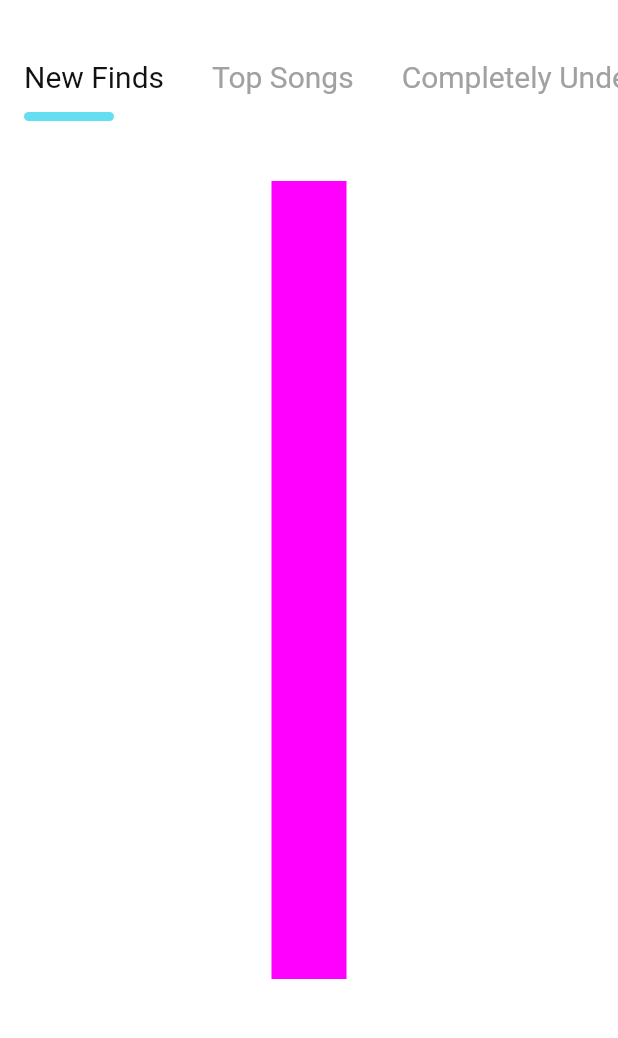
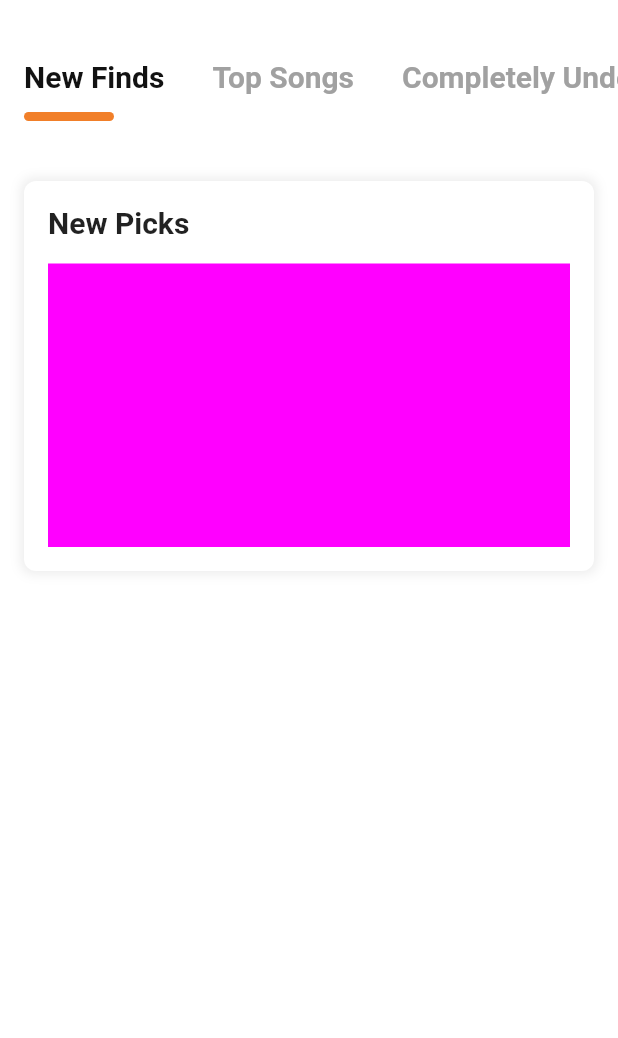
Before and after one commit to jah01/Sound-Selections, a Flutter app: the screen it shows after launch, on a phone screen of 412 x 824 dp, the part 47-1085 px from its top. Run offline on Flutter 3.47's test engine with Material 2 defaults, Android fonts, the phone set to English and light mode, and no system bars; our stand-ins replace carousel_slider.

Commit message:
Create first section (New Picks) card.

```diff
--- a/lib/data/categories.dart
+++ b/lib/data/categories.dart
@@ -16,3 +16,7 @@ void populateAll() {
     }
   }
 }
+
+List<Music> getAtIndex(int index) {
+  return sortedCategories[index];
+}
--- a/lib/defaults.dart
+++ b/lib/defaults.dart
@@ -1,7 +1,7 @@
 import 'package:flutter/material.dart';
 
-const secondaryColor = Color(0xff65def1);
-const thirdColor = Color(0xfff17f29);
+const secondaryColor = Color(0xfff17f29);
+const thirdColor = Color(0xff65def1);
 const textColor = Color(0xff121212);
 const textLightColor = Color(0xffa1a1a1);
 
@@ -12,3 +12,16 @@ const defaultShadow = BoxShadow(
   blurRadius: 4,
   color: textColor,
 );
+
+final defaultDecoration = BoxDecoration(
+  color: Colors.white,
+  borderRadius: BorderRadius.all(Radius.circular(8.0)),
+  boxShadow: [
+    BoxShadow(
+      color: Colors.black.withOpacity(0.075),
+      spreadRadius: 2,
+      blurRadius: 6,
+      offset: Offset(0, 0), // changes position of shadow
+    ),
+  ],
+);
--- a/lib/screens/home/components/categories.dart
+++ b/lib/screens/home/components/categories.dart
@@ -1,5 +1,7 @@
 import 'package:flutter/animation.dart';
+import 'package:flutter/cupertino.dart';
 import 'package:flutter/material.dart';
+import 'package:soundselections/data/music.dart';
 import 'package:soundselections/defaults.dart';
 import '../../../data/categories.dart';
 
@@ -11,23 +13,7 @@ Color changeColor(int index) {
   }
 }
 
-class CustomColor {
-  Color c;
-  CustomColor(this.c);
-  Color get getC {
-    return c;
-  }
-  void setC(int index) {
-    if (index == 1) {
-      this.c = Color(0xffffff00);
-    } else {
-      this.c = Color(0xffff00ff);
-    }
-  }
-}
-
 class CategoryList extends StatefulWidget {
-
   @override
   _CategoryList createState() => _CategoryList();
 }
@@ -40,9 +26,10 @@ class _CategoryList extends State<CategoryList> {
     ScrollController _controller = new ScrollController();
 
     void goToTop() {
-      _controller.animateTo((0), // 100 is the height of container and index of 6th element is 5
-          duration: const Duration(milliseconds: 100),
-          curve: Curves.easeOut);
+      _controller.jumpTo(0);
+//      _controller.animateTo((0), // 100 is the height of container and index of 6th element is 5
+//          duration: const Duration(milliseconds: 100),
+//          curve: Curves.easeOut);
     }
 
     Color c = changeColor(selectedIndex);
@@ -59,15 +46,13 @@ class _CategoryList extends State<CategoryList> {
                 return Column(
                   children: <Widget>[
                     Container(
-                      padding: const EdgeInsets.symmetric(horizontal: defaultPadding),
+                      padding: const EdgeInsets.symmetric(
+                          horizontal: defaultPadding),
                       child: GestureDetector(
                         onTap: () {
                           setState(() {
                             selectedIndex = i;
                             c = changeColor(selectedIndex);
-                            //setColor(c);
-//                            c.setC(selectedIndex);
-//                            print(c.getC.toString());
                           });
                           goToTop();
                         },
@@ -82,13 +67,18 @@ class _CategoryList extends State<CategoryList> {
                                 child: Text(
                                   categories[i],
                                   style: TextStyle(
-                                    color: selectedIndex == i ? textColor : textLightColor,
+                                    color: selectedIndex == i
+                                        ? textColor
+                                        : textLightColor,
                                     fontSize: 20,
-                                    fontWeight: FontWeight.w400,
-                                  ),),
+                                    fontWeight: FontWeight.w600,
                                   ),
                                 ),
-                            Container(margin: EdgeInsets.symmetric(vertical: 6.0),),
+                              ),
+                            ),
+                            Container(
+                              margin: EdgeInsets.symmetric(vertical: 6.0),
+                            ),
                             Container(
                               height: 6,
                               width: 60,
@@ -106,45 +96,69 @@ class _CategoryList extends State<CategoryList> {
                   ],
                 );
               },
-            )
+            )),
+        Padding(
+          padding: EdgeInsets.only(top: 12.0),
         ),
-        Padding(padding: EdgeInsets.only(top: 12.0),),
-
-
-//          child: Column(
-//          children: <Widget>[
         Container(
           width: MediaQuery.of(context).size.width,
-          height: MediaQuery.of(context).size.width - (MediaQuery.of(context).padding.top - MediaQuery.of(context).padding.bottom - 120.0),
+          height: MediaQuery.of(context).size.width -
+              (MediaQuery.of(context).padding.top -
+                  MediaQuery.of(context).padding.bottom -
+                  120.0),
           child: ListView.builder(
             controller: _controller,
             scrollDirection: Axis.vertical,
             itemCount: 1,
             itemBuilder: (context, i) {
+              List<Music> current = getAtIndex(selectedIndex);
               print("COLOR: " + c.toString());
-                  return Column(
+              return Padding(
+                padding: EdgeInsets.symmetric(horizontal: defaultPadding),
+                child: Column(
                   children: <Widget>[
                     Container(
-                        height: 5000,
-                        width: 50,
+                      height: 260.0,
+                      width: MediaQuery.of(context).size.width,
+                      color: Colors.transparent,
+                      child: Container(
+                        padding: EdgeInsets.all(defaultPadding),
+                        decoration: defaultDecoration,
+                        child: Column(
+                          children: <Widget>[
+                            Align(
+                              alignment: Alignment.topLeft,
+                              child: Text(
+                                "New Picks",
+                                style: TextStyle(
+                                  fontWeight: FontWeight.w600,
+                                  fontSize: 20,
+                                ),
+                              ),
+                            ),
+                            Padding(
+                                padding: EdgeInsets.symmetric(vertical: 8.0)),
+                            Expanded(
+//                                  padding: EdgeInsets.symmetric(vertical: defaultPadding),
+//                                  height: 200,
+//                                  width: MediaQuery.of(context).size.width,
+//                                  color: c,
+                              child: Container(
+                                height: double.infinity,
+                                width: MediaQuery.of(context).size.width,
                                 color: c,
                               ),
-                      Container(
-                        height: 20,
-                        width: 50,
-                        color: Colors.black,
                             ),
-                      Divider(
-                          color: Colors.black
-                      )
                           ],
+                        ),
+                      ),
+                    ),
+                  ],
+                ),
               );
             },
           ),
         ),
-//          ],
-//        ),
-        //),
       ],
     );
   }
```
Lines whose indentation alone changed are shown as unchanged.
